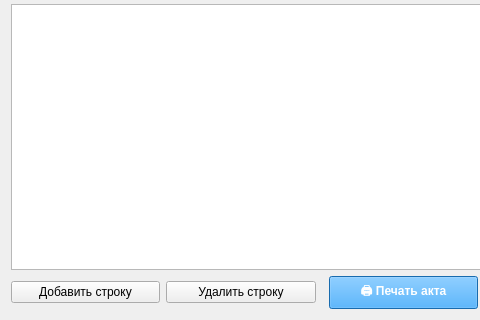
First picture: the form in src/ui/dialogs/rentalform.ui, repository Smurf72T/POC_Terminal_Tracker, before the edit; both pictures show x 0 to 480 and y 280 to 600 of the 800 by 600 pixel window.
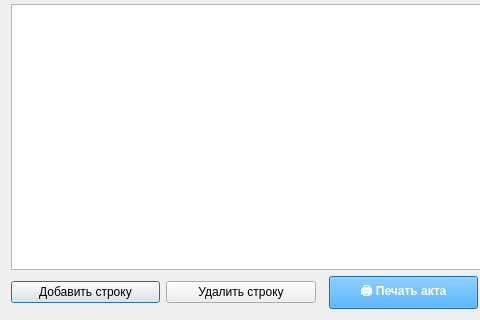
Second picture: the form after the edit.

```diff
--- a/src/ui/dialogs/rentalform.ui
+++ b/src/ui/dialogs/rentalform.ui
@@ -1,7 +1,7 @@
 <?xml version="1.0" encoding="UTF-8"?>
 <ui version="4.0">
     <class>RentalForm</class>
-    <widget class="QWidget" name="RentalForm">
+    <widget class="QDialog" name="RentalForm">
         <property name="geometry">
             <rect><x>0</x><y>0</y><width>800</width><height>600</height></rect>
         </property>
```
